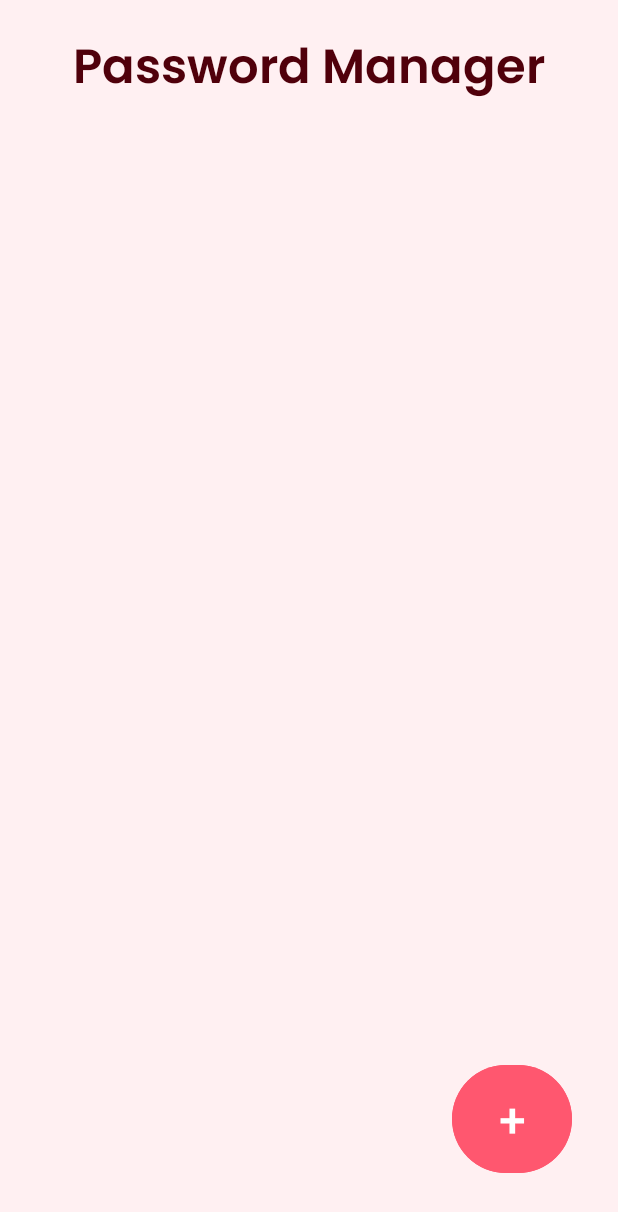
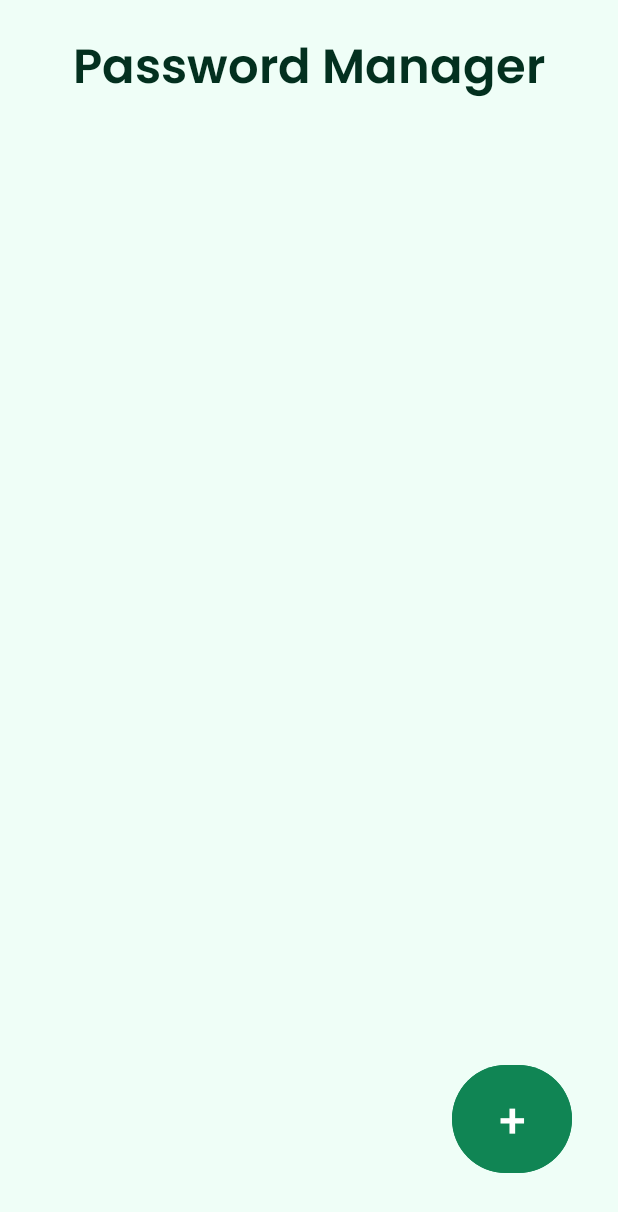
Before and after one commit to sushant-k-tiwari/Password-Manager, an Android app: the screen it shows after launch (MainActivity), on a phone screen of 412 x 824 dp. Shown: the top 1212 px of the screen. Run offline under Robolectric (Android 15) with nearby library versions, the phone set to English and light mode, and no system bars.

Commit message:
Updated password hiding

```diff
--- a/app/src/main/res/layout/activity_main.xml
+++ b/app/src/main/res/layout/activity_main.xml
@@ -6,7 +6,7 @@
     android:layout_width="match_parent"
     android:layout_height="match_parent"
     android:padding="16dp"
-    android:background="#fff0f2"
+    android:background="#effef7"
     tools:context=".MainActivity">
 
     <TextView
@@ -15,7 +15,7 @@
         android:layout_height="wrap_content"
         android:layout_marginTop="20dp"
         android:text="Password Manager"
-        android:textColor="#50000b"
+        android:textColor="#03301f"
         android:fontFamily="@font/poppinssemibold"
         android:textSize="32sp"
         android:textStyle="bold"
@@ -51,7 +51,7 @@
         app:layout_constraintStart_toStartOf="parent"
         app:layout_constraintTop_toTopOf="parent"
         app:layout_constraintVertical_bias="0.949"
-        android:backgroundTint="#ff576f"
+        android:backgroundTint="#108554"
         />
 
 </androidx.constraintlayout.widget.ConstraintLayout>
--- a/app/src/main/res/layout/item_password.xml
+++ b/app/src/main/res/layout/item_password.xml
@@ -4,7 +4,7 @@
     android:layout_height="wrap_content"
     xmlns:app="http://schemas.android.com/apk/res-auto"
     android:layout_margin="8dp"
-    android:backgroundTint="#ffc0c9"
+    android:backgroundTint="#b8fadd"
     app:cardCornerRadius="12dp"
     android:layout_gravity="center_horizontal"
     >
@@ -31,6 +31,7 @@
             android:fontFamily="@font/poppins"
             android:text="Password"
             android:textColor="@android:color/black"
+            android:inputType="textPassword"
             android:textSize="18sp" />
 
     </LinearLayout>
```
Also changed, not shown: app/src/main/java/com/sushant/passwordmanager/MainActivity.kt (+28 -9 lines).
